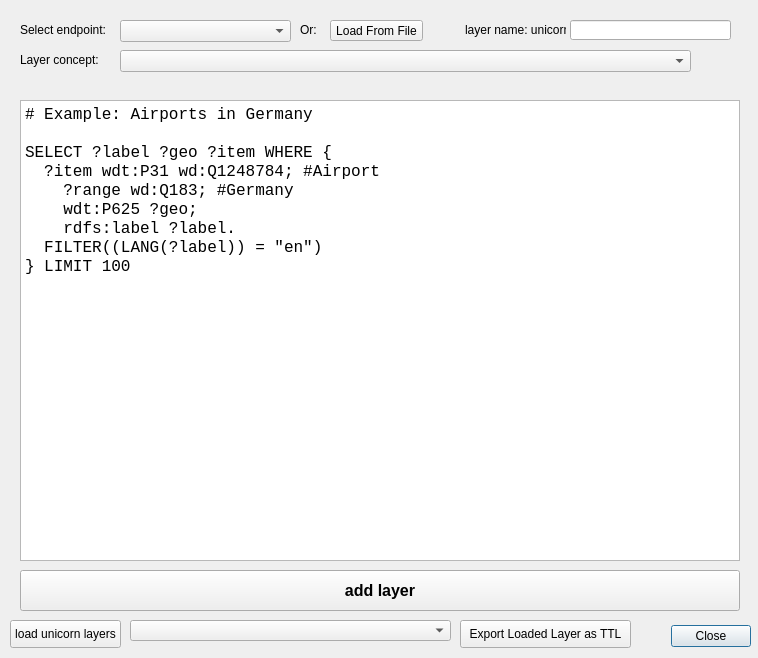
Before: the Qt Designer form sparql_unicorn/sparql_unicorn_dialog_base.ui in sparqlunicorn/sparqlunicornGoesGIS, drawn with Qt 5.
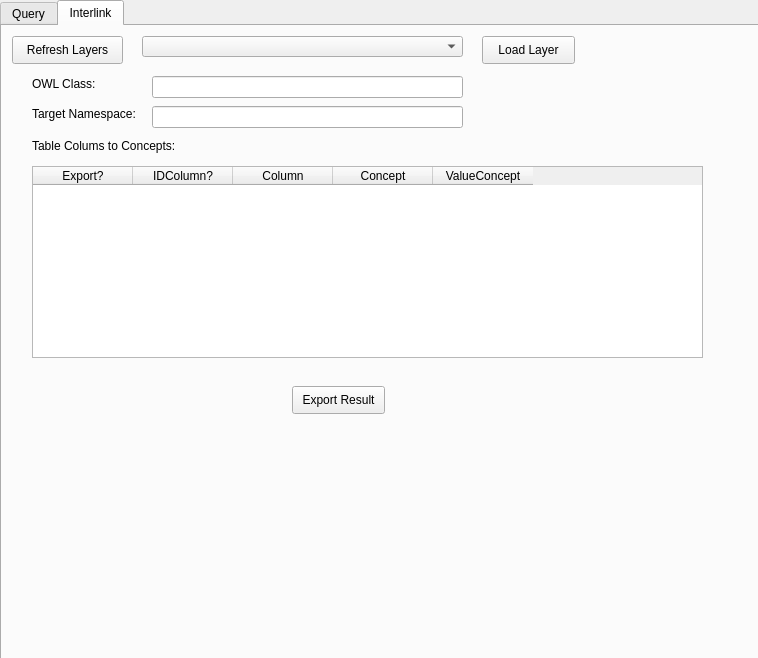
After: the same form once the commit is applied.

Commit message: UI now using tabs for future functionalities

Diff of the .ui file:
```diff
--- a/sparql_unicorn/sparql_unicorn_dialog_base.ui
+++ b/sparql_unicorn/sparql_unicorn_dialog_base.ui
@@ -13,39 +13,147 @@
   <property name="windowTitle">
    <string>SPARQL Unicorn Wikidata Plugin</string>
   </property>
-  <widget class="QDialogButtonBox" name="button_box">
+  <widget class="QLabel" name="layercount">
    <property name="geometry">
     <rect>
-     <x>410</x>
-     <y>620</y>
-     <width>341</width>
-     <height>32</height>
+     <x>700</x>
+     <y>50</y>
+     <width>51</width>
+     <height>20</height>
     </rect>
    </property>
-   <property name="orientation">
-    <enum>Qt::Horizontal</enum>
-   </property>
-   <property name="standardButtons">
-    <set>QDialogButtonBox::Close</set>
+   <property name="text">
+    <string/>
    </property>
   </widget>
-  <widget class="QPlainTextEdit" name="inp_sparql">
+  <widget class="QTabWidget" name="tabWidget">
    <property name="geometry">
     <rect>
-     <x>20</x>
-     <y>100</y>
-     <width>720</width>
-     <height>461</height>
+     <x>0</x>
+     <y>0</y>
+     <width>761</width>
+     <height>661</height>
     </rect>
    </property>
-   <property name="font">
-    <font>
-     <family>Courier New</family>
-     <pointsize>12</pointsize>
-    </font>
+   <property name="currentIndex">
+    <number>1</number>
    </property>
-   <property name="plainText">
-    <string># Example: Airports in Germany
+   <widget class="QWidget" name="tab">
+    <attribute name="title">
+     <string>Query</string>
+    </attribute>
+    <widget class="QLabel" name="label_2">
+     <property name="geometry">
+      <rect>
+       <x>10</x>
+       <y>10</y>
+       <width>91</width>
+       <height>20</height>
+      </rect>
+     </property>
+     <property name="text">
+      <string>Select endpoint:</string>
+     </property>
+    </widget>
+    <widget class="QComboBox" name="comboBox">
+     <property name="geometry">
+      <rect>
+       <x>110</x>
+       <y>10</y>
+       <width>171</width>
+       <height>22</height>
+      </rect>
+     </property>
+    </widget>
+    <widget class="QLabel" name="label_3">
+     <property name="geometry">
+      <rect>
+       <x>10</x>
+       <y>40</y>
+       <width>91</width>
+       <height>20</height>
+      </rect>
+     </property>
+     <property name="text">
+      <string>Layer concept:</string>
+     </property>
+    </widget>
+    <widget class="QComboBox" name="layerconcepts">
+     <property name="geometry">
+      <rect>
+       <x>100</x>
+       <y>40</y>
+       <width>571</width>
+       <height>22</height>
+      </rect>
+     </property>
+    </widget>
+    <widget class="QLabel" name="label_4">
+     <property name="geometry">
+      <rect>
+       <x>290</x>
+       <y>10</y>
+       <width>31</width>
+       <height>20</height>
+      </rect>
+     </property>
+     <property name="text">
+      <string>Or:</string>
+     </property>
+    </widget>
+    <widget class="QPushButton" name="loadFileButton">
+     <property name="geometry">
+      <rect>
+       <x>320</x>
+       <y>10</y>
+       <width>93</width>
+       <height>21</height>
+      </rect>
+     </property>
+     <property name="text">
+      <string>Load From File</string>
+     </property>
+    </widget>
+    <widget class="QLabel" name="label">
+     <property name="geometry">
+      <rect>
+       <x>420</x>
+       <y>10</y>
+       <width>121</width>
+       <height>20</height>
+      </rect>
+     </property>
+     <property name="text">
+      <string>layer name: unicorn_</string>
+     </property>
+    </widget>
+    <widget class="QLineEdit" name="inp_label">
+     <property name="geometry">
+      <rect>
+       <x>550</x>
+       <y>10</y>
+       <width>161</width>
+       <height>20</height>
+      </rect>
+     </property>
+    </widget>
+    <widget class="QPlainTextEdit" name="inp_sparql">
+     <property name="geometry">
+      <rect>
+       <x>10</x>
+       <y>70</y>
+       <width>720</width>
+       <height>461</height>
+      </rect>
+     </property>
+     <property name="font">
+      <font>
+       <family>Courier New</family>
+       <pointsize>12</pointsize>
+      </font>
+     </property>
+     <property name="plainText">
+      <string># Example: Airports in Germany
 
 SELECT ?label ?geo ?item WHERE {
   ?item wdt:P31 wd:Q1248784; #Airport
@@ -54,171 +162,247 @@
     rdfs:label ?label.
   FILTER((LANG(?label)) = &quot;en&quot;)
 } LIMIT 100</string>
-   </property>
-  </widget>
-  <widget class="QPushButton" name="pushButton">
-   <property name="geometry">
-    <rect>
-     <x>20</x>
-     <y>570</y>
-     <width>720</width>
-     <height>41</height>
-    </rect>
-   </property>
-   <property name="font">
-    <font>
-     <pointsize>12</pointsize>
-     <weight>75</weight>
-     <bold>true</bold>
-    </font>
-   </property>
-   <property name="text">
-    <string>add layer</string>
-   </property>
-  </widget>
-  <widget class="QLabel" name="label">
-   <property name="geometry">
-    <rect>
-     <x>465</x>
-     <y>20</y>
-     <width>101</width>
-     <height>20</height>
-    </rect>
-   </property>
-   <property name="text">
-    <string>layer name: unicorn_</string>
-   </property>
-  </widget>
-  <widget class="QLineEdit" name="inp_label">
-   <property name="geometry">
-    <rect>
-     <x>570</x>
-     <y>20</y>
-     <width>161</width>
-     <height>20</height>
-    </rect>
-   </property>
-  </widget>
-  <widget class="QComboBox" name="comboBox">
-   <property name="geometry">
-    <rect>
-     <x>120</x>
-     <y>20</y>
-     <width>171</width>
-     <height>22</height>
-    </rect>
-   </property>
-  </widget>
-  <widget class="QLabel" name="label_2">
-   <property name="geometry">
-    <rect>
-     <x>20</x>
-     <y>20</y>
-     <width>91</width>
-     <height>20</height>
-    </rect>
-   </property>
-   <property name="text">
-    <string>Select endpoint:</string>
-   </property>
-  </widget>
-  <widget class="QComboBox" name="layerconcepts">
-   <property name="geometry">
-    <rect>
-     <x>120</x>
-     <y>50</y>
-     <width>571</width>
-     <height>22</height>
-    </rect>
-   </property>
-  </widget>
-  <widget class="QLabel" name="label_3">
-   <property name="geometry">
-    <rect>
-     <x>20</x>
-     <y>50</y>
-     <width>91</width>
-     <height>20</height>
-    </rect>
-   </property>
-   <property name="text">
-    <string>Layer concept:</string>
-   </property>
-  </widget>
-  <widget class="QPushButton" name="loadFileButton">
-   <property name="geometry">
-    <rect>
-     <x>330</x>
-     <y>20</y>
-     <width>93</width>
-     <height>21</height>
-    </rect>
-   </property>
-   <property name="text">
-    <string>Load From File</string>
-   </property>
-  </widget>
-  <widget class="QLabel" name="label_4">
-   <property name="geometry">
-    <rect>
-     <x>300</x>
-     <y>20</y>
-     <width>31</width>
-     <height>20</height>
-    </rect>
-   </property>
-   <property name="text">
-    <string>Or:</string>
-   </property>
-  </widget>
-  <widget class="QPushButton" name="exportLayers">
-   <property name="geometry">
-    <rect>
-     <x>460</x>
-     <y>620</y>
-     <width>171</width>
-     <height>28</height>
-    </rect>
-   </property>
-   <property name="text">
-    <string>Export Loaded Layer as TTL</string>
-   </property>
-  </widget>
-  <widget class="QComboBox" name="loadedLayers">
-   <property name="geometry">
-    <rect>
-     <x>130</x>
-     <y>620</y>
-     <width>321</width>
-     <height>21</height>
-    </rect>
-   </property>
-  </widget>
-  <widget class="QPushButton" name="btn_loadunicornlayers">
-   <property name="geometry">
-    <rect>
-     <x>10</x>
-     <y>620</y>
-     <width>111</width>
-     <height>28</height>
-    </rect>
-   </property>
-   <property name="text">
-    <string>load unicorn layers</string>
-   </property>
-  </widget>
-  <widget class="QLabel" name="layercount">
-   <property name="geometry">
-    <rect>
-     <x>700</x>
-     <y>50</y>
-     <width>51</width>
-     <height>20</height>
-    </rect>
-   </property>
-   <property name="text">
-    <string/>
-   </property>
+     </property>
+    </widget>
+    <widget class="QPushButton" name="pushButton">
+     <property name="geometry">
+      <rect>
+       <x>10</x>
+       <y>540</y>
+       <width>720</width>
+       <height>41</height>
+      </rect>
+     </property>
+     <property name="font">
+      <font>
+       <pointsize>12</pointsize>
+       <weight>75</weight>
+       <bold>true</bold>
+      </font>
+     </property>
+     <property name="text">
+      <string>add layer</string>
+     </property>
+    </widget>
+    <widget class="QPushButton" name="btn_loadunicornlayers">
+     <property name="geometry">
+      <rect>
+       <x>0</x>
+       <y>590</y>
+       <width>111</width>
+       <height>28</height>
+      </rect>
+     </property>
+     <property name="text">
+      <string>load unicorn layers</string>
+     </property>
+    </widget>
+    <widget class="QComboBox" name="loadedLayers">
+     <property name="geometry">
+      <rect>
+       <x>120</x>
+       <y>590</y>
+       <width>321</width>
+       <height>21</height>
+      </rect>
+     </property>
+    </widget>
+    <widget class="QPushButton" name="exportLayers">
+     <property name="geometry">
+      <rect>
+       <x>450</x>
+       <y>590</y>
+       <width>171</width>
+       <height>28</height>
+      </rect>
+     </property>
+     <property name="text">
+      <string>Export Loaded Layer as TTL</string>
+     </property>
+    </widget>
+    <widget class="QDialogButtonBox" name="button_box">
+     <property name="geometry">
+      <rect>
+       <x>390</x>
+       <y>590</y>
+       <width>341</width>
+       <height>32</height>
+      </rect>
+     </property>
+     <property name="orientation">
+      <enum>Qt::Horizontal</enum>
+     </property>
+     <property name="standardButtons">
+      <set>QDialogButtonBox::Close</set>
+     </property>
+    </widget>
+   </widget>
+   <widget class="QWidget" name="tab_2">
+    <attribute name="title">
+     <string>Interlink</string>
+    </attribute>
+    <widget class="QTableWidget" name="interlinkTable">
+     <property name="geometry">
+      <rect>
+       <x>30</x>
+       <y>140</y>
+       <width>671</width>
+       <height>192</height>
+      </rect>
+     </property>
+     <property name="baseSize">
+      <size>
+       <width>4</width>
+       <height>0</height>
+      </size>
+     </property>
+     <property name="sortingEnabled">
+      <bool>true</bool>
+     </property>
+     <property name="columnCount">
+      <number>5</number>
+     </property>
+     <column>
+      <property name="text">
+       <string>Export?</string>
+      </property>
+     </column>
+     <column>
+      <property name="text">
+       <string>IDColumn?</string>
+      </property>
+     </column>
+     <column>
+      <property name="text">
+       <string>Column</string>
+      </property>
+     </column>
+     <column>
+      <property name="text">
+       <string>Concept</string>
+      </property>
+     </column>
+     <column>
+      <property name="text">
+       <string>ValueConcept</string>
+      </property>
+     </column>
+    </widget>
+    <widget class="QPushButton" name="exportInterlink">
+     <property name="geometry">
+      <rect>
+       <x>290</x>
+       <y>360</y>
+       <width>93</width>
+       <height>28</height>
+      </rect>
+     </property>
+     <property name="baseSize">
+      <size>
+       <width>3</width>
+       <height>0</height>
+      </size>
+     </property>
+     <property name="text">
+      <string>Export Result</string>
+     </property>
+    </widget>
+    <widget class="QPushButton" name="loadLayerInterlink">
+     <property name="geometry">
+      <rect>
+       <x>480</x>
+       <y>10</y>
+       <width>93</width>
+       <height>28</height>
+      </rect>
+     </property>
+     <property name="text">
+      <string>Load Layer</string>
+     </property>
+    </widget>
+    <widget class="QPushButton" name="refreshLayersInterlink">
+     <property name="geometry">
+      <rect>
+       <x>10</x>
+       <y>10</y>
+       <width>111</width>
+       <height>28</height>
+      </rect>
+     </property>
+     <property name="text">
+      <string>Refresh Layers</string>
+     </property>
+    </widget>
+    <widget class="QComboBox" name="chooseLayerInterlink">
+     <property name="geometry">
+      <rect>
+       <x>140</x>
+       <y>10</y>
+       <width>321</width>
+       <height>21</height>
+      </rect>
+     </property>
+    </widget>
+    <widget class="QLineEdit" name="interlinkOwlClassInput">
+     <property name="geometry">
+      <rect>
+       <x>150</x>
+       <y>50</y>
+       <width>311</width>
+       <height>22</height>
+      </rect>
+     </property>
+    </widget>
+    <widget class="QLabel" name="label_5">
+     <property name="geometry">
+      <rect>
+       <x>30</x>
+       <y>50</y>
+       <width>71</width>
+       <height>16</height>
+      </rect>
+     </property>
+     <property name="text">
+      <string>OWL Class:</string>
+     </property>
+    </widget>
+    <widget class="QLabel" name="label_6">
+     <property name="geometry">
+      <rect>
+       <x>30</x>
+       <y>110</y>
+       <width>251</width>
+       <height>20</height>
+      </rect>
+     </property>
+     <property name="text">
+      <string>Table Colums to Concepts:</string>
+     </property>
+    </widget>
+    <widget class="QLabel" name="label_7">
+     <property name="geometry">
+      <rect>
+       <x>30</x>
+       <y>80</y>
+       <width>121</width>
+       <height>16</height>
+      </rect>
+     </property>
+     <property name="text">
+      <string>Target Namespace:</string>
+     </property>
+    </widget>
+    <widget class="QLineEdit" name="interlinkNameSpace">
+     <property name="geometry">
+      <rect>
+       <x>150</x>
+       <y>80</y>
+       <width>311</width>
+       <height>22</height>
+      </rect>
+     </property>
+    </widget>
+   </widget>
   </widget>
  </widget>
  <resources/>
```
